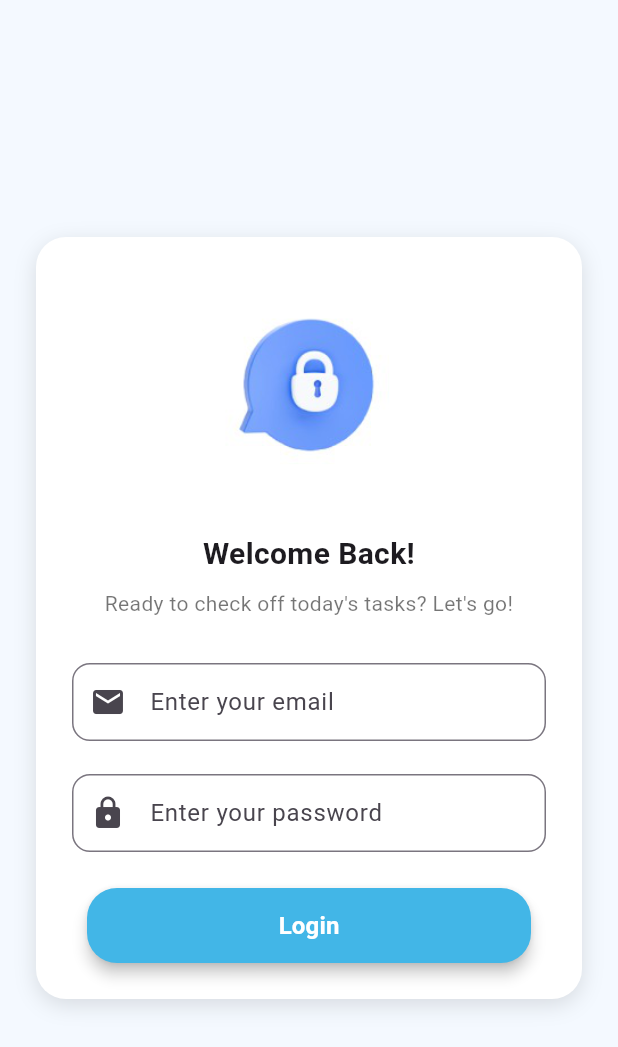
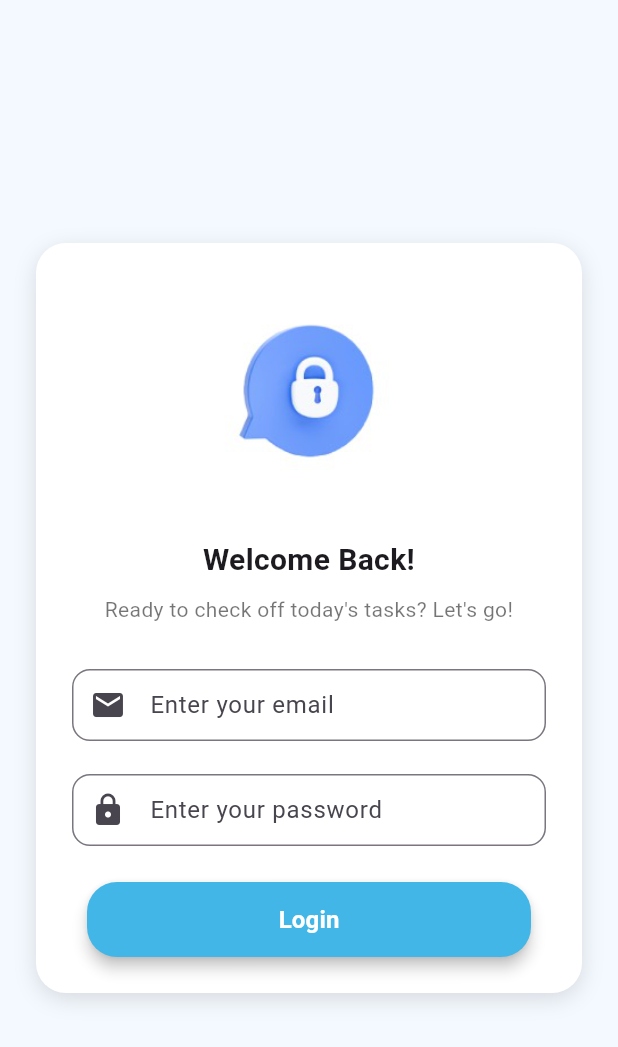
Before and after one commit to ZacksAryasatya/Todolist-Flutter-Project, a Flutter app: the screen it shows after launch, after a tap on "Get Started", on a phone screen of 412 x 824 dp. Shown: the top 1047 px of the screen. Run offline on Flutter 3.47's test engine with Material 3 defaults, Android fonts, the light colour scheme and no system bars; our stand-ins replace get.

Commit message:
feat/ui [BSS] changing shadow for images and outline for textfield

```diff
--- a/lib/pages/welcoming_page.dart
+++ b/lib/pages/welcoming_page.dart
@@ -1,6 +1,5 @@
 import 'package:flutter/material.dart';
 import 'package:get/get.dart';
-import 'package:get/get_core/src/get_main.dart';
 import 'package:todolist_application/reusable_component/button_widget.dart';
 
 class WelcomingPage extends StatelessWidget {
@@ -19,10 +18,24 @@ class WelcomingPage extends StatelessWidget {
               // Gambar dari assets
               Expanded(
                 child: Center(
-                  child: Image.asset(
-                    "assets/images/gambar1.png",
-                    fit: BoxFit.contain,
-                    width: 250,
+                  child: Container(
+                    decoration: BoxDecoration(
+                      boxShadow: [
+                        BoxShadow(
+                          color: Color(0xFF42B6E7).withOpacity(0.3),
+                          blurRadius: 32,
+                          spreadRadius: 2,
+                          offset: Offset(0, 16),
+                        ),
+                      ],
+                      borderRadius: BorderRadius.circular(125), // Membuat shadow bulat
+                    ),
+                    clipBehavior: Clip.antiAlias,
+                    child: Image.asset(
+                      "assets/images/gambar2.png",
+                      fit: BoxFit.contain,
+                      width: 250,
+                    ),
                   ),
                 ),
               ),
--- a/lib/reusable_component/textfield_widget.dart
+++ b/lib/reusable_component/textfield_widget.dart
@@ -30,9 +30,16 @@ class CustomTextField extends StatelessWidget {
             border: OutlineInputBorder(
               borderRadius: BorderRadius.circular(12),
             ),
+            focusedBorder: OutlineInputBorder(
+              borderRadius: BorderRadius.circular(12),
+              borderSide: BorderSide(
+                color: Colors.blue,
+                width: 2,
+              ),
+            ),
             contentPadding: const EdgeInsets.symmetric(
               horizontal: 16,
-              vertical: 14,
+              vertical: 8,
             ),
           ),
         ),
--- a/pubspec.yaml
+++ b/pubspec.yaml
@@ -60,7 +60,7 @@ flutter:
 
   # To add assets to your application, add an assets section, like this:
   assets:
-    - assets/images/gambar1.png
+    - assets/images/gambar2.png
     - assets/images/kunci.png
 
   # An image asset can refer to one or more resolution-specific "variants", see
```
Also changed, not shown: assets/images/gambar1.png (deleted), assets/images/gambar2.png (added).
